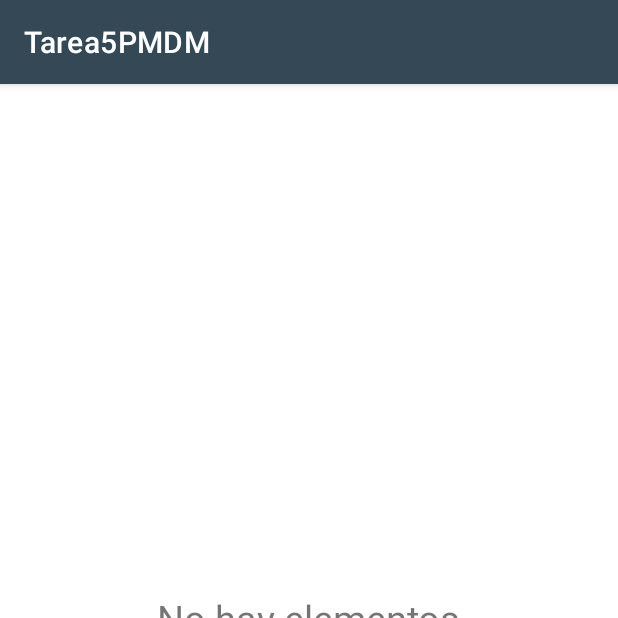
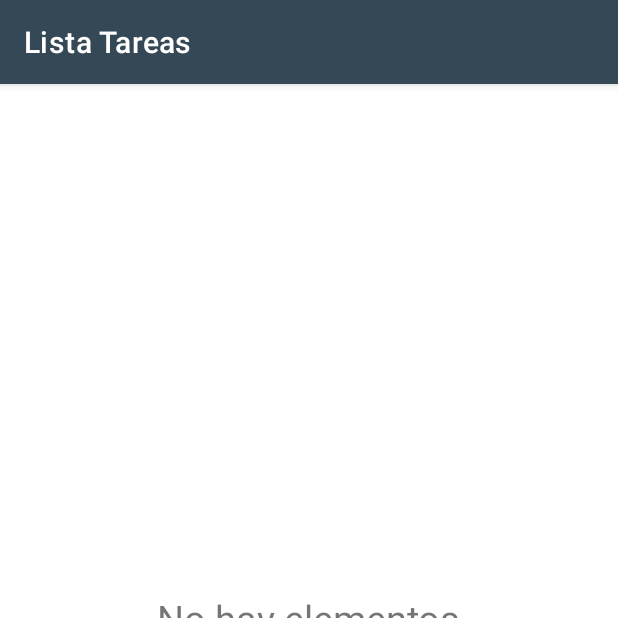
Before and after one commit to CarlosJCasas/P5PMDM, an Android app: the screen it shows after launch (MainActivity), item 2 of the bottom bar chosen, on a phone screen of 412 x 824 dp, the top half of it. Run offline under Robolectric (Android 15) with nearby library versions, the phone set to English and light mode, and no system bars; our stand-ins replace Room's generated code.

Commit message:
Arreglos código

```diff
--- a/app/src/main/java/com/tarea/tarea5pmdm/UI/MainActivity.java
+++ b/app/src/main/java/com/tarea/tarea5pmdm/UI/MainActivity.java
@@ -57,9 +57,7 @@ public class MainActivity extends AppCompatActivity {
         super.onStart();
 
         bottomNavigationView.setBackgroundColor(Color.TRANSPARENT);
-        bottomNavigationView.setOnNavigationItemSelectedListener(new BottomNavigationView.OnNavigationItemSelectedListener() {
-            @Override
-            public boolean onNavigationItemSelected(@NonNull MenuItem item) {
+        bottomNavigationView.setOnNavigationItemSelectedListener(item -> {
             switch ((item.getItemId())) {
                 case (R.id.menu_listacompleta):
                     FragmentTransaction ftCompleta = getSupportFragmentManager().beginTransaction().replace(R.id.frame_fragment, listaCompletaFragment);
@@ -75,7 +73,6 @@ public class MainActivity extends AppCompatActivity {
                     return true;
             }
             return false;
-            }
         });
     }
 
@@ -113,36 +110,27 @@ public class MainActivity extends AppCompatActivity {
             dialogBuilder.setCustomTitle(title);
 
             CharSequence[] cs = listaCaducadasNombre.toArray(new CharSequence[listaCaducadasNombre.size()]);
-            dialogBuilder.setMultiChoiceItems(cs, null, new DialogInterface.OnMultiChoiceClickListener() {
-                @Override
-                public void onClick(DialogInterface dialog, int which, boolean isChecked) {
+            dialogBuilder.setMultiChoiceItems(cs, null, (dialog, which, isChecked) -> {
                 if (isChecked) {
                     itemsSelected.add(listaCaducadasTareas.get(which));
                 } else {
                     itemsSelected.remove(listaCaducadasTareas.get(which));
                 }
-                }
             });
-            dialogBuilder.setPositiveButton("Eliminar", new DialogInterface.OnClickListener() {
-                @Override
-                public void onClick(DialogInterface dialog, int which) {
+            dialogBuilder.setPositiveButton("Eliminar", (dialog, which) -> {
                 //Hacer cosas de aceptar para eliminar las seleccionadas
                 MaterialAlertDialogBuilder builder = new MaterialAlertDialogBuilder(MainActivity.this);
                 builder.setTitle("¿Estás seguro?");
                 builder.setMessage("Se eliminarán la/las tarea/as seleccionada/as");
-                    builder.setPositiveButton("Aceptar", new DialogInterface.OnClickListener() {
-                        @Override
-                        public void onClick(DialogInterface dialog, int which) {
+                builder.setPositiveButton("Aceptar", (dialog1, which1) -> {
                     //Eliminar las tareas
                     for (Tarea t : itemsSelected) {
                         myTareaLab.deleteTarea(t);
                         notificarFragments();
                     }
-                        }
                 });
                 builder.setNegativeButton("Cancelar", null);
                 if (!itemsSelected.isEmpty()) builder.create().show();
-                }
             });
             dialogBuilder.setNegativeButton("Cancelar", null);
             if (!listaCaducadasTareas.isEmpty()) {
--- a/app/src/main/res/values/strings.xml
+++ b/app/src/main/res/values/strings.xml
@@ -1,5 +1,5 @@
 <resources>
-    <string name="app_name">Tarea5PMDM</string>
+    <string name="app_name">Lista Tareas</string>
     <!-- TODO: Remove or change this placeholder text -->
     <string name="hello_blank_fragment">Hello blank fragment</string>
     <string name="title_activity_maps">Selecciona ubicación</string>
```
Also changed, not shown: app/src/main/java/com/tarea/tarea5pmdm/UI/AddActivity.java (+7 -29 lines), app/src/main/java/com/tarea/tarea5pmdm/UI/MapsFragment.java (+3 -10 lines), app/src/main/java/com/tarea/tarea5pmdm/UI/ModificarActivity.java (+7 -26 lines). Lines whose indentation alone changed are shown as unchanged.
